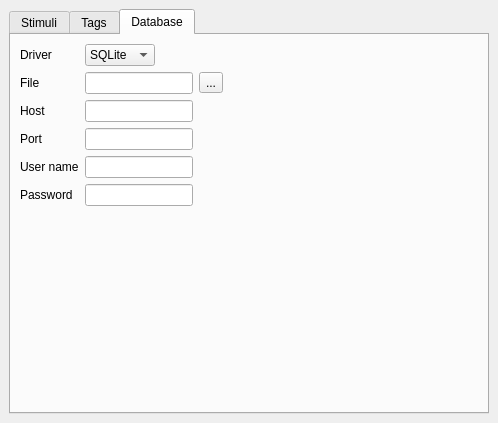
This is experiment.ui in SMC-LAB/Eve as Qt 5 draws it before an edit. The edited form follows.
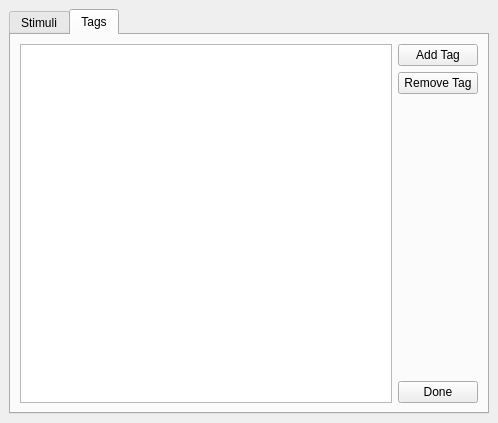
This is the edited form.

Commit message: Added a table editor for Tags tab on New Experiment panel (WIP)

What changed in the file:
```diff
--- a/experiment.ui
+++ b/experiment.ui
@@ -21,7 +21,7 @@
     <item>
      <widget class="QTabWidget" name="tabWidget">
       <property name="currentIndex">
-       <number>2</number>
+       <number>1</number>
       </property>
       <widget class="QWidget" name="stimuliTab">
        <attribute name="title">
@@ -32,126 +32,57 @@
        <attribute name="title">
         <string>Tags</string>
        </attribute>
-      </widget>
-      <widget class="QWidget" name="databaseTab">
-       <attribute name="title">
-        <string>Database</string>
-       </attribute>
-       <layout class="QGridLayout" name="gridLayout">
-        <item row="0" column="0">
-         <layout class="QFormLayout" name="formLayout">
-          <property name="fieldGrowthPolicy">
-           <enum>QFormLayout::FieldsStayAtSizeHint</enum>
-          </property>
-          <item row="0" column="0">
-           <widget class="QLabel" name="driverLabel">
-            <property name="text">
-             <string>Driver</string>
-            </property>
+       <layout class="QGridLayout" name="gridLayout_2">
+        <item row="0" column="0">
+         <widget class="QTableView" name="editTagsView">
+          <property name="selectionMode">
+           <enum>QAbstractItemView::SingleSelection</enum>
+          </property>
+          <property name="selectionBehavior">
+           <enum>QAbstractItemView::SelectItems</enum>
+          </property>
+          <attribute name="horizontalHeaderStretchLastSection">
+           <bool>true</bool>
+          </attribute>
            </widget>
           </item>
           <item row="0" column="1">
-           <widget class="QComboBox" name="driverComboBox">
+         <layout class="QVBoxLayout" name="verticalLayout">
             <item>
+           <widget class="QPushButton" name="addTagPushButton">
              <property name="text">
-              <string>SQLite</string>
-             </property>
-            </item>
-            <item>
-             <property name="text">
-              <string>MySQL</string>
-             </property>
-            </item>
+             <string>Add Tag</string>
+            </property>
            </widget>
           </item>
-          <item row="1" column="0">
-           <widget class="QLabel" name="fileLabel">
-            <property name="text">
-             <string>File</string>
-            </property>
-           </widget>
-          </item>
-          <item row="1" column="1">
-           <layout class="QHBoxLayout" name="horizontalLayout_2">
             <item>
-             <widget class="QLineEdit" name="fileLineEdit"/>
-            </item>
-            <item>
-             <widget class="QToolButton" name="toolButton">
+           <widget class="QPushButton" name="removeTagPushButton">
               <property name="text">
-               <string>...</string>
+             <string>Remove Tag</string>
               </property>
              </widget>
             </item>
-           </layout>
-          </item>
-          <item row="2" column="0">
-           <widget class="QLabel" name="hostLabel">
-            <property name="text">
-             <string>Host</string>
-            </property>
-           </widget>
-          </item>
-          <item row="2" column="1">
-           <widget class="QLineEdit" name="hostLineEdit"/>
-          </item>
-          <item row="3" column="0">
-           <widget class="QLabel" name="portLabel">
-            <property name="text">
-             <string>Port</string>
-            </property>
-           </widget>
-          </item>
-          <item row="3" column="1">
-           <widget class="QLineEdit" name="portLineEdit"/>
-          </item>
-          <item row="4" column="0">
-           <widget class="QLabel" name="userNameLabel">
-            <property name="text">
-             <string>User name</string>
-            </property>
-           </widget>
-          </item>
-          <item row="4" column="1">
-           <widget class="QLineEdit" name="userNameLineEdit"/>
-          </item>
-          <item row="5" column="0">
-           <widget class="QLabel" name="passwordLabel">
-            <property name="text">
-             <string>Password</string>
-            </property>
-           </widget>
-          </item>
-          <item row="5" column="1">
-           <widget class="QLineEdit" name="passwordLineEdit"/>
-          </item>
-         </layout>
-        </item>
-        <item row="0" column="1">
-         <spacer name="horizontalSpacer">
-          <property name="orientation">
-           <enum>Qt::Horizontal</enum>
-          </property>
-          <property name="sizeHint" stdset="0">
-           <size>
-            <width>156</width>
-            <height>20</height>
-           </size>
-          </property>
-         </spacer>
-        </item>
-        <item row="1" column="0">
-         <spacer name="verticalSpacer">
+          <item>
+           <spacer name="verticalSpacer_2">
           <property name="orientation">
            <enum>Qt::Vertical</enum>
           </property>
           <property name="sizeHint" stdset="0">
            <size>
             <width>20</width>
-            <height>146</height>
+              <height>248</height>
            </size>
           </property>
          </spacer>
+          </item>
+          <item>
+           <widget class="QPushButton" name="donePushButton">
+            <property name="text">
+             <string>Done</string>
+            </property>
+           </widget>
+          </item>
+         </layout>
         </item>
        </layout>
       </widget>
```
Lines whose indentation alone changed are shown as unchanged. The commit also changes 6 other files.
